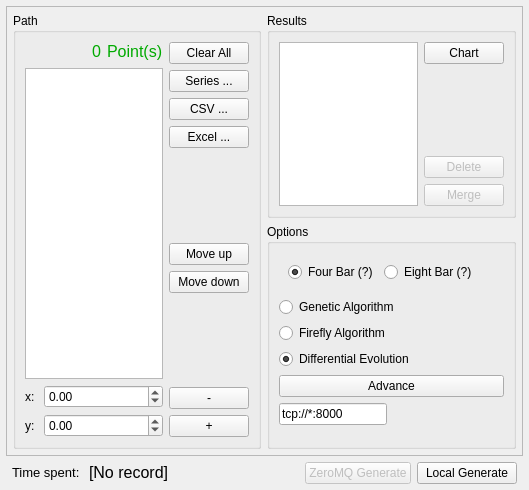
Old version of the form core/panel/DimensionalSynthesis/Path_Solving.ui in the repository KmolYuan/Pyslvs-UI.
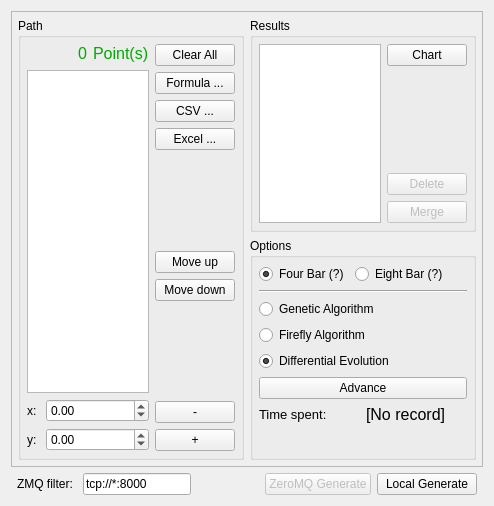
New version of the form. Icons and pictures are not drawn.

Commit message: Adjustment about Chart style.

```diff
--- a/core/panel/DimensionalSynthesis/Path_Solving.ui
+++ b/core/panel/DimensionalSynthesis/Path_Solving.ui
@@ -6,23 +6,11 @@
    <rect>
     <x>0</x>
     <y>0</y>
-    <width>529</width>
-    <height>490</height>
+    <width>494</width>
+    <height>506</height>
    </rect>
   </property>
-  <layout class="QVBoxLayout" name="verticalLayout_5">
-   <property name="leftMargin">
-    <number>6</number>
-   </property>
-   <property name="topMargin">
-    <number>6</number>
-   </property>
-   <property name="rightMargin">
-    <number>6</number>
-   </property>
-   <property name="bottomMargin">
-    <number>6</number>
-   </property>
+  <layout class="QVBoxLayout" name="verticalLayout_7">
    <item>
     <widget class="QScrollArea" name="scrollArea">
      <property name="widgetResizable">
@@ -33,8 +21,8 @@
        <rect>
         <x>0</x>
         <y>0</y>
-        <width>515</width>
-        <height>439</height>
+        <width>474</width>
+        <height>447</height>
        </rect>
       </property>
       <layout class="QHBoxLayout" name="horizontalLayout_7">
@@ -56,6 +44,18 @@
           <string>Path</string>
          </property>
          <layout class="QHBoxLayout" name="horizontalLayout_5">
+          <property name="leftMargin">
+           <number>6</number>
+          </property>
+          <property name="topMargin">
+           <number>6</number>
+          </property>
+          <property name="rightMargin">
+           <number>6</number>
+          </property>
+          <property name="bottomMargin">
+           <number>6</number>
+          </property>
           <item>
            <layout class="QVBoxLayout" name="verticalLayout_2">
             <item>
@@ -172,7 +172,11 @@
             <item>
              <widget class="QPushButton" name="series">
               <property name="text">
-               <string>Series ...</string>
+               <string>Formula ...</string>
+              </property>
+              <property name="icon">
+               <iconset resource="../../../icons.qrc">
+                <normaloff>:/icons/formula.png</normaloff>:/icons/formula.png</iconset>
               </property>
               <property name="autoDefault">
                <bool>false</bool>
@@ -280,6 +284,18 @@
             <string>Results</string>
            </property>
            <layout class="QHBoxLayout" name="horizontalLayout_6">
+            <property name="leftMargin">
+             <number>6</number>
+            </property>
+            <property name="topMargin">
+             <number>6</number>
+            </property>
+            <property name="rightMargin">
+             <number>6</number>
+            </property>
+            <property name="bottomMargin">
+             <number>6</number>
+            </property>
             <item>
              <widget class="QListWidget" name="Result_list">
               <property name="verticalScrollBarPolicy">
@@ -343,9 +359,33 @@
             <string>Options</string>
            </property>
            <layout class="QVBoxLayout" name="verticalLayout_4">
+            <property name="leftMargin">
+             <number>6</number>
+            </property>
+            <property name="topMargin">
+             <number>6</number>
+            </property>
+            <property name="rightMargin">
+             <number>6</number>
+            </property>
+            <property name="bottomMargin">
+             <number>6</number>
+            </property>
             <item>
              <widget class="QWidget" name="Bar" native="true">
               <layout class="QHBoxLayout" name="horizontalLayout_8">
+               <property name="leftMargin">
+                <number>0</number>
+               </property>
+               <property name="topMargin">
+                <number>0</number>
+               </property>
+               <property name="rightMargin">
+                <number>0</number>
+               </property>
+               <property name="bottomMargin">
+                <number>0</number>
+               </property>
                <item>
                 <widget class="QRadioButton" name="FourBar">
                  <property name="toolTip">
@@ -386,30 +426,55 @@
              </widget>
             </item>
             <item>
-             <widget class="QRadioButton" name="type0">
-              <property name="text">
-               <string>Genetic Algorithm</string>
+             <widget class="Line" name="line">
+              <property name="orientation">
+               <enum>Qt::Horizontal</enum>
               </property>
-              <property name="checked">
-               <bool>false</bool>
-              </property>
              </widget>
             </item>
             <item>
-             <widget class="QRadioButton" name="type1">
-              <property name="text">
-               <string>Firefly Algorithm</string>
-              </property>
-             </widget>
-            </item>
-            <item>
-             <widget class="QRadioButton" name="type2">
-              <property name="text">
-               <string>Differential Evolution</string>
-              </property>
-              <property name="checked">
-               <bool>true</bool>
-              </property>
+             <widget class="QWidget" name="verticalWidget" native="true">
+              <layout class="QVBoxLayout" name="verticalLayout_5">
+               <property name="leftMargin">
+                <number>0</number>
+               </property>
+               <property name="topMargin">
+                <number>0</number>
+               </property>
+               <property name="rightMargin">
+                <number>0</number>
+               </property>
+               <property name="bottomMargin">
+                <number>0</number>
+               </property>
+               <item>
+                <widget class="QRadioButton" name="type0">
+                 <property name="text">
+                  <string>Genetic Algorithm</string>
+                 </property>
+                 <property name="checked">
+                  <bool>false</bool>
+                 </property>
+                </widget>
+               </item>
+               <item>
+                <widget class="QRadioButton" name="type1">
+                 <property name="text">
+                  <string>Firefly Algorithm</string>
+                 </property>
+                </widget>
+               </item>
+               <item>
+                <widget class="QRadioButton" name="type2">
+                 <property name="text">
+                  <string>Differential Evolution</string>
+                 </property>
+                 <property name="checked">
+                  <bool>true</bool>
+                 </property>
+                </widget>
+               </item>
+              </layout>
              </widget>
             </item>
             <item>
@@ -420,17 +485,22 @@
              </widget>
             </item>
             <item>
-             <widget class="QLineEdit" name="portText">
-              <property name="sizePolicy">
-               <sizepolicy hsizetype="Fixed" vsizetype="Fixed">
-                <horstretch>0</horstretch>
-                <verstretch>0</verstretch>
-               </sizepolicy>
-              </property>
-              <property name="text">
-               <string>tcp://*:8000</string>
-              </property>
-             </widget>
+             <layout class="QHBoxLayout" name="horizontalLayout_10">
+              <item>
+               <widget class="QLabel" name="label_7">
+                <property name="text">
+                 <string>&lt;html&gt;&lt;head/&gt;&lt;body&gt;&lt;p&gt;&lt;span style=&quot; font-size:10pt;&quot;&gt;Time spent: &lt;/span&gt;&lt;/p&gt;&lt;/body&gt;&lt;/html&gt;</string>
+                </property>
+               </widget>
+              </item>
+              <item>
+               <widget class="QLabel" name="timeShow">
+                <property name="text">
+                 <string>&lt;html&gt;&lt;head/&gt;&lt;body&gt;&lt;p&gt;&lt;span style=&quot; font-size:12pt&quot;&gt;[No record]&lt;/span&gt;&lt;/p&gt;&lt;/body&gt;&lt;/html&gt;</string>
+                </property>
+               </widget>
+              </item>
+             </layout>
             </item>
             <item>
              <spacer name="verticalSpacer_4">
@@ -475,18 +545,18 @@
          <number>0</number>
         </property>
         <item>
-         <layout class="QHBoxLayout" name="horizontalLayout_10">
+         <layout class="QHBoxLayout" name="horizontalLayout_9">
           <item>
-           <widget class="QLabel" name="label_7">
+           <widget class="QLabel" name="label">
             <property name="text">
-             <string>&lt;html&gt;&lt;head/&gt;&lt;body&gt;&lt;p&gt;&lt;span style=&quot; font-size:10pt;&quot;&gt;Time spent: &lt;/span&gt;&lt;/p&gt;&lt;/body&gt;&lt;/html&gt;</string>
+             <string>ZMQ filter: </string>
             </property>
            </widget>
           </item>
           <item>
-           <widget class="QLabel" name="timeShow">
+           <widget class="QLineEdit" name="portText">
             <property name="text">
-             <string>&lt;html&gt;&lt;head/&gt;&lt;body&gt;&lt;p&gt;&lt;span style=&quot; font-size:12pt&quot;&gt;[No record]&lt;/span&gt;&lt;/p&gt;&lt;/body&gt;&lt;/html&gt;</string>
+             <string>tcp://*:8000</string>
             </property>
            </widget>
           </item>
```
The commit also changes 9 other files.
